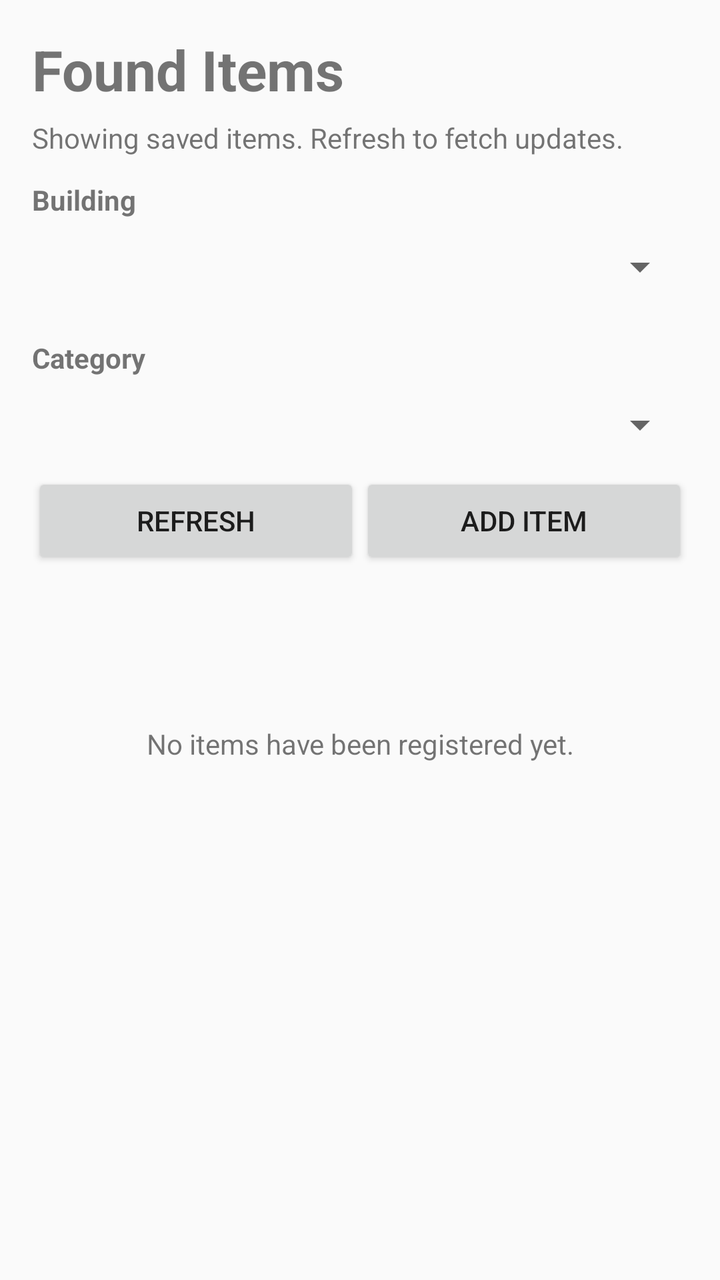
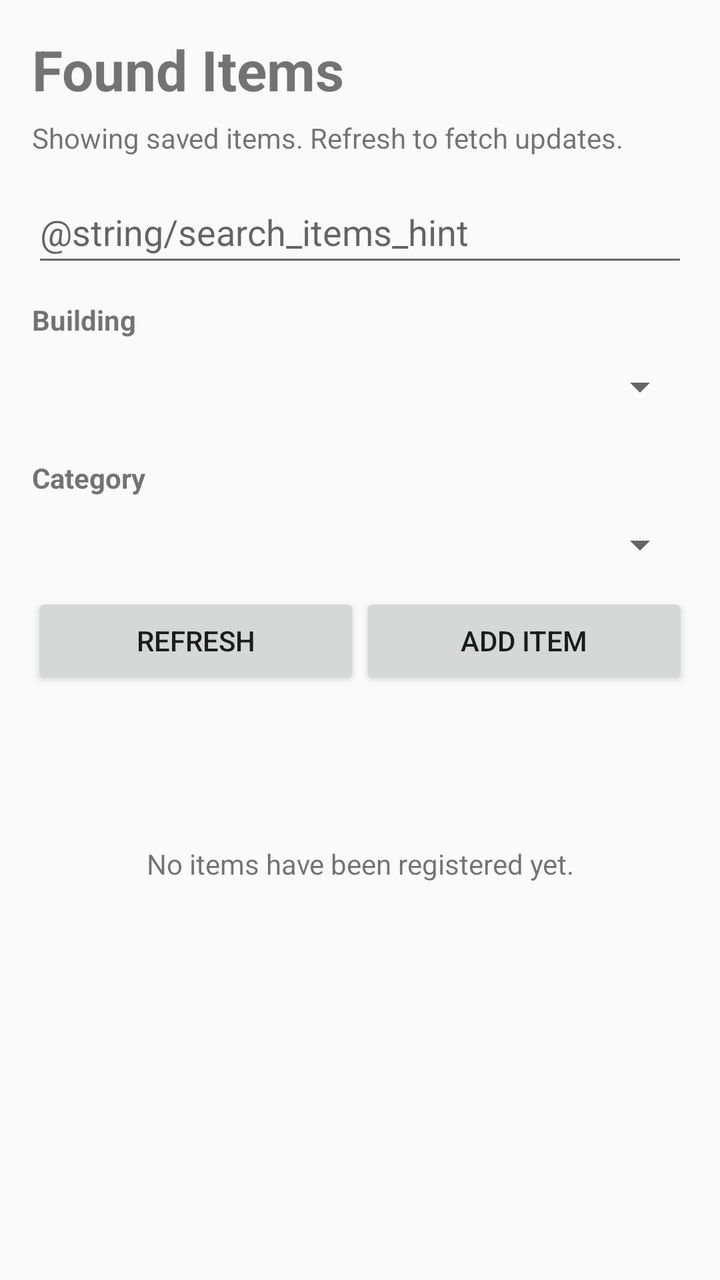

Compare the two renders of this Android layout. The source of the first and the diff that turns it into the second are given below.
<!-- AndroidManifest.xml: application theme Theme.CampusLF -->
<!-- res/layout/activity_main.xml -->
<?xml version="1.0" encoding="utf-8"?>
<LinearLayout xmlns:android="http://schemas.android.com/apk/res/android"
              android:layout_width="match_parent" android:layout_height="match_parent"
              android:orientation="vertical" android:padding="16dp">
    <TextView style="@style/ScreenTitle" android:text="@string/found_items" />
    <TextView android:layout_width="match_parent" android:layout_height="wrap_content"
              android:layout_marginTop="6dp" android:text="@string/saved_items_hint" />
    <TextView style="@style/FieldLabel" android:text="@string/building" />
    <Spinner android:id="@+id/buildingSpinner" android:layout_width="match_parent"
             android:layout_height="48dp" android:contentDescription="@string/building" />
    <TextView style="@style/FieldLabel" android:text="@string/category" />
    <Spinner android:id="@+id/categorySpinner" android:layout_width="match_parent"
             android:layout_height="48dp" android:contentDescription="@string/category" />
    <LinearLayout android:layout_width="match_parent" android:layout_height="wrap_content"
                  android:orientation="horizontal">
        <Button android:id="@+id/refreshButton" android:layout_width="0dp"
                android:layout_weight="1" android:layout_height="wrap_content" android:text="@string/refresh" />
        <Button android:id="@+id/addItemButton" android:layout_width="0dp"
                android:layout_weight="1" android:layout_height="wrap_content" android:text="@string/add_item" />
    </LinearLayout>
    <ProgressBar android:id="@+id/refreshProgress" style="?android:attr/progressBarStyleHorizontal"
                 android:layout_width="match_parent" android:layout_height="4dp" android:indeterminate="true"
                 android:visibility="gone" />
    <TextView android:id="@+id/statusText" android:layout_width="match_parent"
              android:layout_height="wrap_content" android:paddingTop="8dp" android:accessibilityLiveRegion="polite" />
    <TextView android:id="@+id/itemCountText" android:layout_width="match_parent"
              android:layout_height="wrap_content" android:paddingTop="8dp" />
    <FrameLayout android:layout_width="match_parent" android:layout_height="0dp" android:layout_weight="1">
        <ListView android:id="@+id/foundItemsList" android:layout_width="match_parent"
                  android:layout_height="match_parent" android:dividerHeight="8dp" />
        <TextView android:id="@+id/emptyListText" android:layout_width="match_parent"
                  android:layout_height="wrap_content" android:padding="24dp" android:gravity="center"
                  android:text="@string/empty_list" />
    </FrameLayout>
</LinearLayout>
<!-- resources referenced by this layout -->
<resources>
  <string name="add_item">Add Item</string>
  <string name="building">Building</string>
  <string name="category">Category</string>
  <string name="empty_list">No items have been registered yet.</string>
  <string name="found_items">Found Items</string>
  <string name="refresh">Refresh</string>
  <string name="saved_items_hint">Showing saved items. Refresh to fetch updates.</string>
  <style name="FieldLabel">
          <item name="android:layout_width">match_parent</item>
          <item name="android:layout_height">wrap_content</item>
          <item name="android:layout_marginTop">12dp</item>
          <item name="android:textStyle">bold</item>
      </style>
  <style name="ScreenTitle">
          <item name="android:layout_width">match_parent</item>
          <item name="android:layout_height">wrap_content</item>
          <item name="android:textSize">28sp</item>
          <item name="android:textStyle">bold</item>
      </style>
  <style name="Theme.CampusLF" parent="Theme.AppCompat.Light.NoActionBar">
          <item name="android:colorAccent">#1565C0</item>
          <item name="android:statusBarColor">#FAFAFA</item>
          <item name="android:navigationBarColor">#FAFAFA</item>
          <item name="android:windowBackground">#FAFAFA</item>
      </style>
</resources>

<!-- the commit's change to res/layout/activity_main.xml (unified diff, before → after) -->
@@ -5,6 +5,11 @@
     <TextView style="@style/ScreenTitle" android:text="@string/found_items" />
     <TextView android:layout_width="match_parent" android:layout_height="wrap_content"
               android:layout_marginTop="6dp" android:text="@string/saved_items_hint" />
+    <EditText android:id="@+id/searchInput" android:layout_width="match_parent"
+              android:layout_height="wrap_content" android:minHeight="48dp"
+              android:layout_marginTop="12dp" android:singleLine="true"
+              android:inputType="text" android:imeOptions="actionSearch"
+              android:hint="@string/search_items_hint" />
     <TextView style="@style/FieldLabel" android:text="@string/building" />
     <Spinner android:id="@+id/buildingSpinner" android:layout_width="match_parent"
              android:layout_height="48dp" android:contentDescription="@string/building" />
